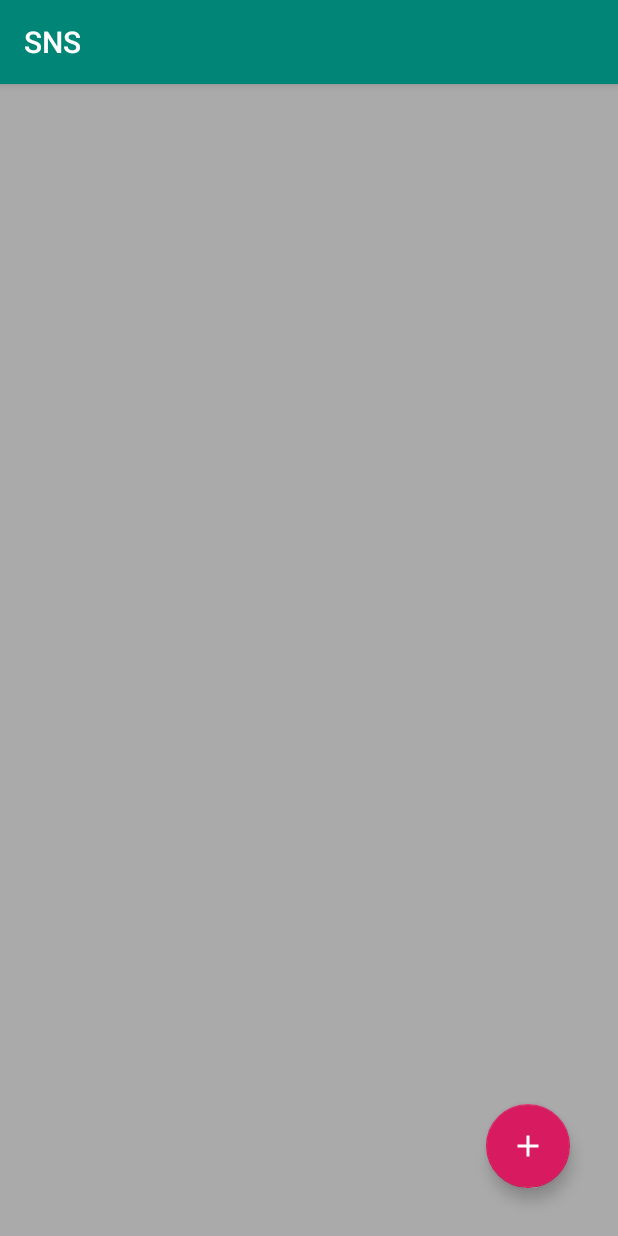
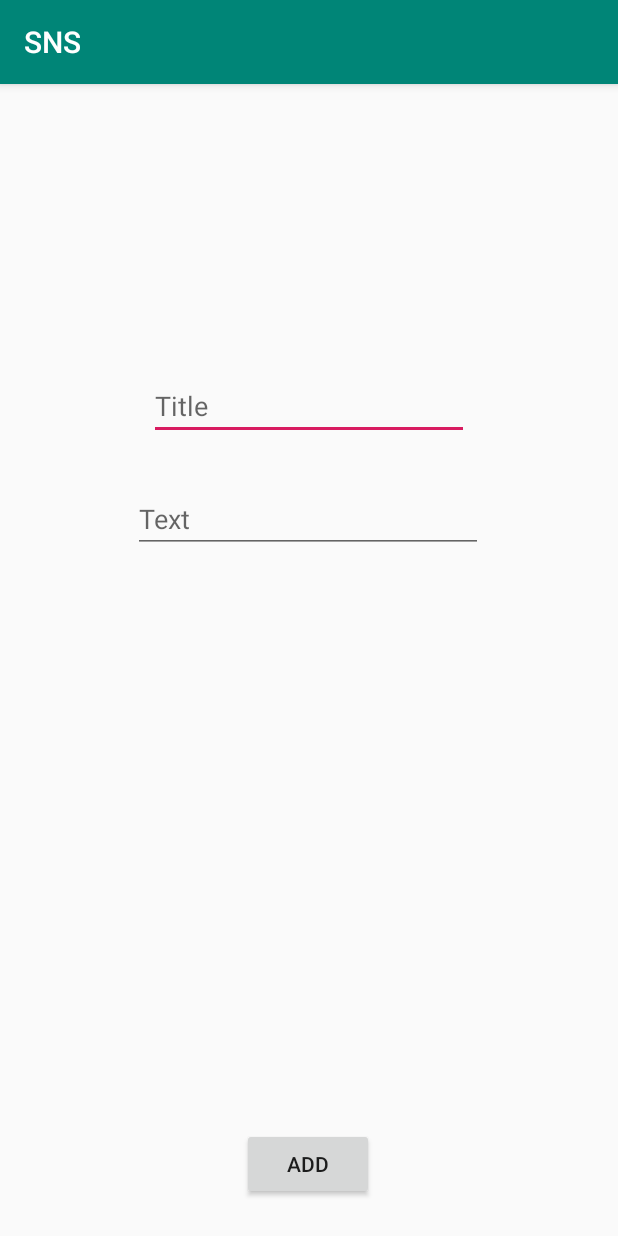
Before and after one commit to hkg5600/Android-Study, an Android app: the fragment PostPage shown on its own in the app's theme, after a tap on an icon or button, on a phone screen of 412 x 824 dp. Run offline under Robolectric (Android 15) with nearby library versions, the phone set to English and light mode, and no system bars; our stand-ins replace data binding; 7 statements that could not run were skipped.

Commit message:
add post

```diff
--- a/SNS/app/src/main/AndroidManifest.xml
+++ b/SNS/app/src/main/AndroidManifest.xml
@@ -14,9 +14,10 @@
         android:supportsRtl="true"
         android:theme="@style/AppTheme"
         android:usesCleartextTraffic="true">
-        <activity android:name=".ui.login.LoginActivity"></activity>
+        <activity android:name=".ui.add_post.AddPost"></activity>
+        <activity android:name=".ui.login.LoginActivity" />
         <activity
-            android:name=".ui.SplashActivity"
+            android:name=".ui.splash.SplashActivity"
             android:theme="@style/SplashTheme">
             <intent-filter>
                 <action android:name="android.intent.action.MAIN" />
--- a/SNS/app/src/main/java/com/example/sns/network/api/PostApi.kt
+++ b/SNS/app/src/main/java/com/example/sns/network/api/PostApi.kt
@@ -3,10 +3,14 @@ package com.example.sns.network.api
 import com.example.sns.network.Response
 import com.example.sns.network.model.Follower
 import com.example.sns.network.model.Post
+import com.example.sns.network.model.addingPost
 import io.reactivex.Single
 import retrofit2.http.*
 
 interface PostApi {
     @POST("/api/user/post/")
     fun getPost(@Body follower: Follower) : Single<retrofit2.Response<Response<ArrayList<Post>>>>
+
+    @POST("/api/user/add_post/")
+    fun addPost(@Body post: addingPost) : Single<retrofit2.Response<Any>>
 }
--- /dev/null
+++ b/SNS/app/src/main/java/com/example/sns/network/model/addingPost.kt
@@ -0,0 +1,3 @@
+package com.example.sns.network.model
+
+data class addingPost(val title: String, val text: String, val owner: String)
--- /dev/null
+++ b/SNS/app/src/main/java/com/example/sns/ui/add_post/AddPost.kt
@@ -0,0 +1,38 @@
+package com.example.sns.ui.add_post
+
+import android.content.Intent
+import androidx.lifecycle.Observer
+import com.example.sns.R
+import com.example.sns.base.BaseActivity
+import com.example.sns.databinding.ActivityAddPostBinding
+import com.example.sns.ui.main.MainActivity
+import org.koin.androidx.viewmodel.ext.android.viewModel
+
+class AddPost : BaseActivity<ActivityAddPostBinding, AddPostViewModel>() {
+    override val layoutResourceId: Int
+        get() = R.layout.activity_add_post
+
+    override val viewModel: AddPostViewModel by viewModel()
+
+    override fun initStartView() {
+        viewModel.getUserInfo()
+        viewDataBinding.button.setOnClickListener {
+            viewModel.addPost(
+                viewDataBinding.title.text.toString(),
+                viewDataBinding.text.text.toString()
+            )
+        }
+    }
+
+    override fun initDataBinding() {
+        viewModel.success.observe(this, Observer {
+            startActivity(Intent(this, MainActivity::class.java))
+        })
+    }
+
+    override fun initAfterBinding() {
+
+    }
+
+
+}
--- a/SNS/app/src/main/java/com/example/sns/ui/main/MainActivity.kt
+++ b/SNS/app/src/main/java/com/example/sns/ui/main/MainActivity.kt
@@ -25,7 +25,7 @@ class MainActivity : BaseActivity<ActivityMainBinding, MainActivityViewModel>()
     }
 
     override fun initDataBinding() {
-        viewModel.succeess.observe(this, Observer {
+        viewModel.success.observe(this, Observer {
             Log.d("Success", "success to insert user")
             val mPagerAdapter = PagerAdapter(supportFragmentManager)
             val pager = viewDataBinding.viewPager
@@ -38,7 +38,6 @@ class MainActivity : BaseActivity<ActivityMainBinding, MainActivityViewModel>()
 
     override fun initAfterBinding() {
         Log.d("Msg", "get token")
-        viewModel.getToken()
         Log.d("Msg", "in MainActivity")
     }
 
--- /dev/null
+++ b/SNS/app/src/main/res/layout/activity_add_post.xml
@@ -0,0 +1,53 @@
+<?xml version="1.0" encoding="utf-8"?>
+<layout xmlns:android="http://schemas.android.com/apk/res/android"
+    xmlns:app="http://schemas.android.com/apk/res-auto"
+    xmlns:tools="http://schemas.android.com/tools">
+
+    <androidx.constraintlayout.widget.ConstraintLayout
+        android:layout_width="match_parent"
+        android:layout_height="match_parent"
+        tools:context=".ui.add_post.AddPost">
+
+        <EditText
+            android:id="@+id/title"
+            android:layout_width="213dp"
+            android:layout_height="wrap_content"
+            android:layout_marginStart="24dp"
+            android:layout_marginTop="192dp"
+            android:layout_marginEnd="24dp"
+            android:ems="10"
+            android:hint="Title"
+            android:inputType="textPersonName"
+            app:layout_constraintEnd_toEndOf="parent"
+            app:layout_constraintStart_toStartOf="parent"
+            app:layout_constraintTop_toTopOf="parent" />
+
+        <EditText
+            android:id="@+id/text"
+            android:layout_width="233dp"
+            android:layout_height="wrap_content"
+            android:layout_marginStart="16dp"
+            android:layout_marginTop="30dp"
+            android:layout_marginEnd="16dp"
+            android:ems="10"
+            android:gravity="start|top"
+            android:hint="Text"
+            app:layout_constraintEnd_toEndOf="parent"
+            app:layout_constraintHorizontal_bias="0.497"
+            app:layout_constraintStart_toStartOf="parent"
+            app:layout_constraintTop_toBottomOf="@+id/title"
+            tools:ignore="MissingConstraints" />
+
+        <Button
+            android:id="@+id/button"
+            android:layout_width="wrap_content"
+            android:layout_height="wrap_content"
+            android:layout_marginBottom="24dp"
+            android:text="ADD"
+            app:layout_constraintBottom_toBottomOf="parent"
+            app:layout_constraintEnd_toEndOf="parent"
+            app:layout_constraintHorizontal_bias="0.498"
+            app:layout_constraintStart_toStartOf="parent"
+            tools:ignore="MissingConstraints" />
+    </androidx.constraintlayout.widget.ConstraintLayout>
+</layout>
```
Also changed, not shown: SNS/app/src/main/java/com/example/sns/base/BaseViewModel.kt (+58 -2 lines), SNS/app/src/main/java/com/example/sns/di/Module.kt (+12 -7 lines), SNS/app/src/main/java/com/example/sns/network/service/PostService.kt (+9 -4 lines), SNS/app/src/main/java/com/example/sns/ui/SplashActivity.kt (deleted, +0 -18 lines), SNS/app/src/main/java/com/example/sns/ui/add_post/AddPostViewModel.kt (added, +33 -0 lines), SNS/app/src/main/java/com/example/sns/ui/login/LoginActivityViewModel.kt (+44 -6 lines), SNS/app/src/main/java/com/example/sns/ui/main/MainActivityViewModel.kt (+3 -6 lines), SNS/app/src/main/java/com/example/sns/ui/post/PostPage.kt (+8 -4 lines), SNS/app/src/main/java/com/example/sns/ui/post/PostViewModel.kt (+18 -20 lines), SNS/app/src/main/java/com/example/sns/ui/splash/SplashActivity.kt (added, +26 -0 lines), SNS/app/src/main/java/com/example/sns/ui/splash/SplashActivityViewModel.kt (added, +8 -0 lines).
